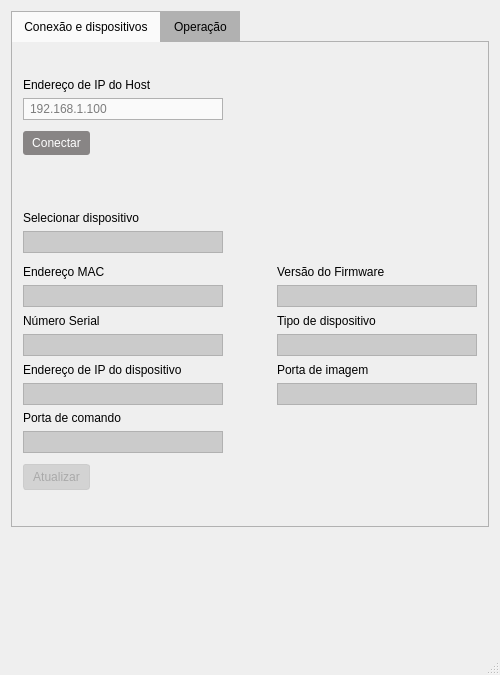
This is QtGui/QtGui.ui in matheusssilva991/demo-api-sdk as Qt 5 draws it before an edit. The edited form follows.
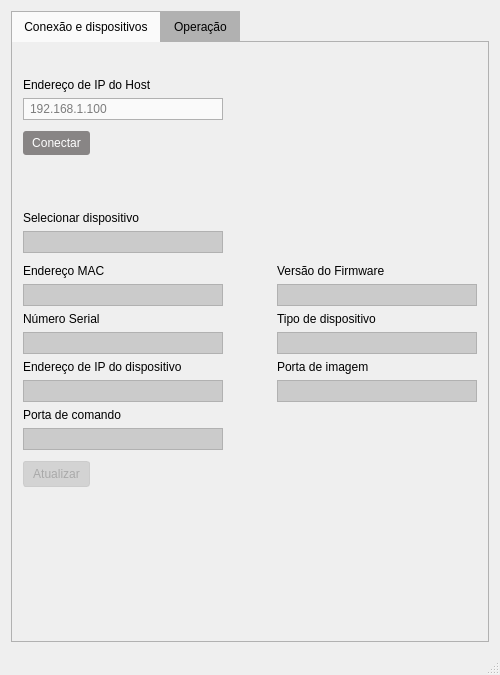
This is the edited form. Icons and pictures are not drawn.

Commit message: fix: Att global layout

```diff
--- a/QtGui/QtGui.ui
+++ b/QtGui/QtGui.ui
@@ -718,6 +718,19 @@
           </item>
          </layout>
         </item>
+        <item>
+         <spacer name="verticalSpacer">
+          <property name="orientation">
+           <enum>Qt::Orientation::Vertical</enum>
+          </property>
+          <property name="sizeHint" stdset="0">
+           <size>
+            <width>20</width>
+            <height>95</height>
+           </size>
+          </property>
+         </spacer>
+        </item>
        </layout>
       </widget>
       <widget class="QWidget" name="tab_2">
@@ -747,19 +760,6 @@
       </widget>
      </widget>
     </item>
-    <item>
-     <spacer name="verticalSpacer">
-      <property name="orientation">
-       <enum>Qt::Orientation::Vertical</enum>
-      </property>
-      <property name="sizeHint" stdset="0">
-       <size>
-        <width>20</width>
-        <height>117</height>
-       </size>
-      </property>
-     </spacer>
-    </item>
    </layout>
   </widget>
   <widget class="QStatusBar" name="statusBar"/>
```
